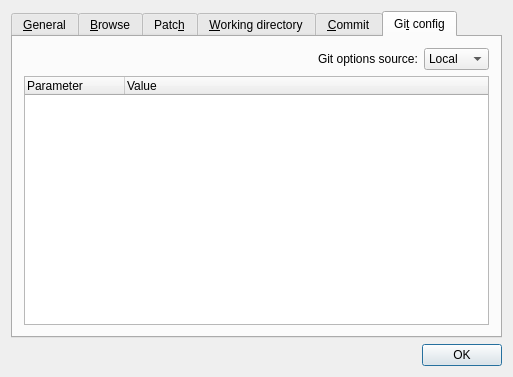
First picture: the form in src/settings.ui, repository TeLLie/qgit-os2, before the edit.
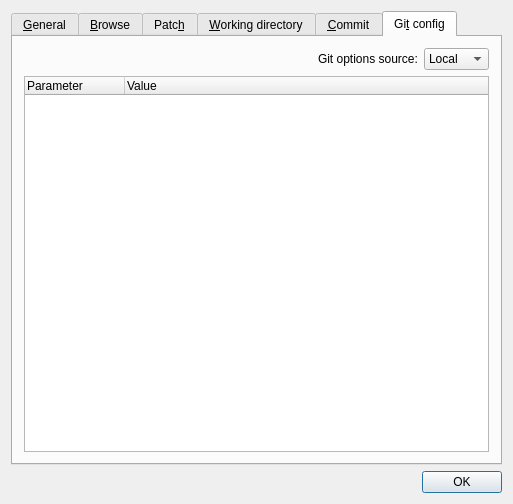
Second picture: the form after the edit. Icons and pictures are not drawn.

```diff
--- a/src/settings.ui
+++ b/src/settings.ui
@@ -7,7 +7,7 @@
     <x>0</x>
     <y>0</y>
     <width>513</width>
-    <height>377</height>
+    <height>504</height>
    </rect>
   </property>
   <property name="sizePolicy">
```
Left out of the diff: 82 changed lines with no effect on the pictures.
